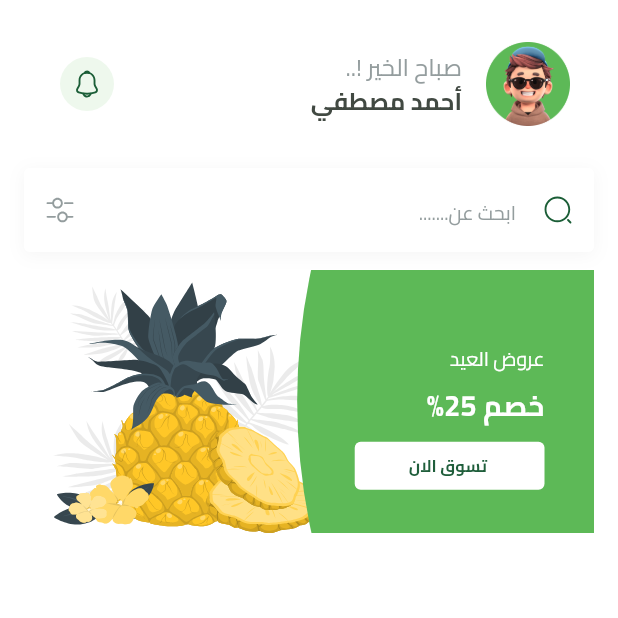
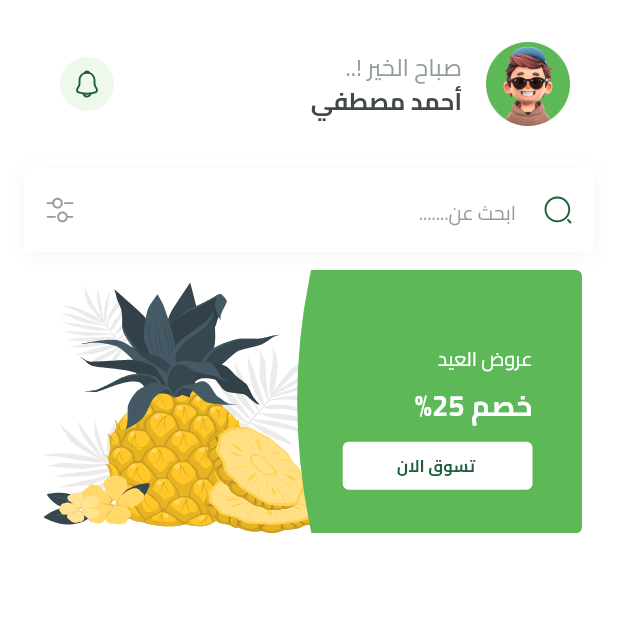
Before and after one commit to HumamHo44/Fruits_Hub, a Flutter app: the HomeView screen opened by its route, on a phone screen of 412 x 824 dp, the top half of it. Run offline on Flutter 3.47's test engine with Material 3 defaults, Android fonts, the phone set to English and light mode, and no system bars; our stand-ins replace bloc, cloud_firestore, dartz, dots_indicator, firebase_auth, firebase_core and 8 more; missing offline and left inert: flutter_facebook_auth; accounts and stored records are empty.

Commit message:
add FeaturedList widget to home view and replace FeaturedItem

```diff
--- a/lib/features/home/presentation/view/widgets/featured_item.dart
+++ b/lib/features/home/presentation/view/widgets/featured_item.dart
@@ -10,8 +10,10 @@ class FeaturedItem extends StatelessWidget {
 
   @override
   Widget build(BuildContext context) {
-    var itemWidth = MediaQuery.sizeOf(context).width;
-    return SizedBox(
+    var itemWidth = MediaQuery.sizeOf(context).width - 32;
+    return ClipRRect(
+      borderRadius: BorderRadius.circular(4),
+      child: SizedBox(
         width: itemWidth,
         child: AspectRatio(
           aspectRatio: 342 / 158,
@@ -72,6 +74,7 @@ class FeaturedItem extends StatelessWidget {
             ],
           ),
         ),
+      ),
     );
   }
 }
--- /dev/null
+++ b/lib/features/home/presentation/view/widgets/featured_list.dart
@@ -0,0 +1,24 @@
+import 'package:flutter/material.dart';
+import 'package:fruits_hub/features/home/presentation/view/widgets/featured_item.dart';
+
+class FeaturedList extends StatelessWidget {
+  const FeaturedList({super.key});
+
+  @override
+  Widget build(BuildContext context) {
+    return SingleChildScrollView(
+      scrollDirection: Axis.horizontal,
+      child: Row(
+        children: List.generate(
+          4,
+          (index) {
+            return Padding(
+              padding: const EdgeInsets.symmetric(horizontal: 8),
+              child: const FeaturedItem(),
+            );
+          },
+        ),
+      ),
+    );
+  }
+}
--- a/lib/features/home/presentation/view/widgets/home_view_body.dart
+++ b/lib/features/home/presentation/view/widgets/home_view_body.dart
@@ -2,7 +2,7 @@ import 'package:flutter/material.dart';
 import 'package:fruits_hub/constants.dart';
 import 'package:fruits_hub/core/widgets/search_text_field.dart';
 import 'package:fruits_hub/features/home/presentation/view/widgets/custom_home_app_bar.dart';
-import 'package:fruits_hub/features/home/presentation/view/widgets/featured_item.dart';
+import 'package:fruits_hub/features/home/presentation/view/widgets/featured_list.dart';
 
 class HomeViewBody extends StatelessWidget {
   const HomeViewBody({super.key});
@@ -27,7 +27,10 @@ class HomeViewBody extends StatelessWidget {
                 SizedBox(
                   height: 12,
                 ),
-                FeaturedItem(),
+                FeaturedList(),
+                SizedBox(
+                  height: 12,
+                ),
               ],
             ),
           )
```
Also changed, not shown: 4 other files. Lines whose indentation alone changed are shown as unchanged.
